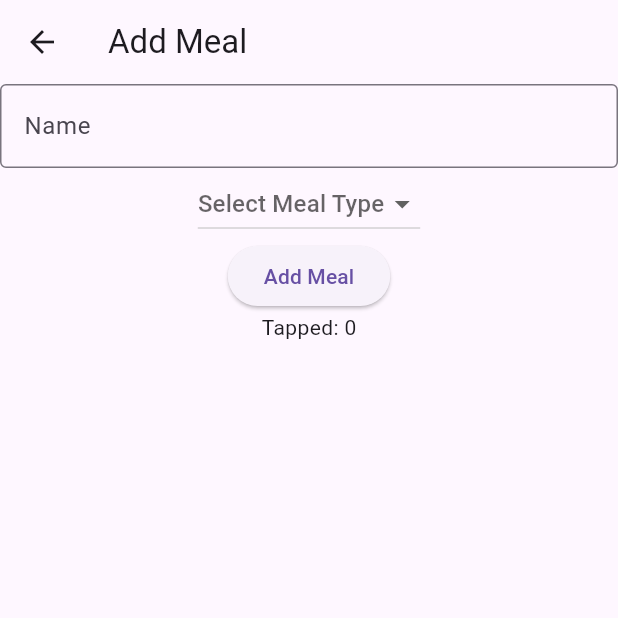
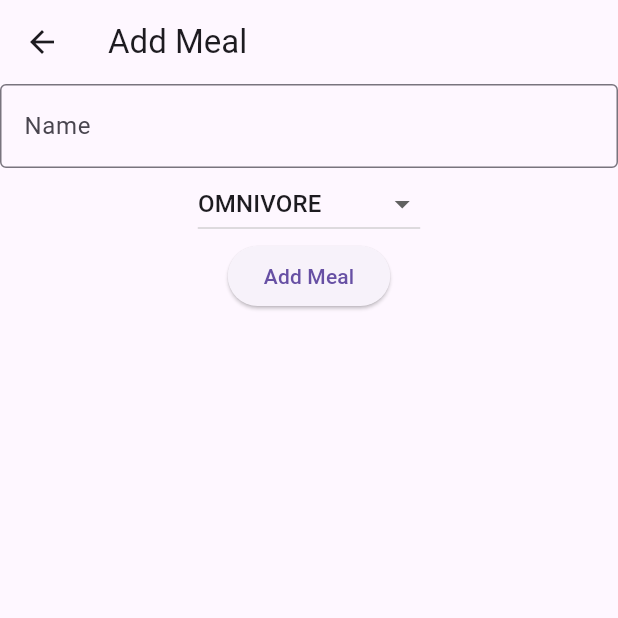
Before and after one commit to JanAppAkademie/b11_app, a Flutter app: the screen it shows once a user with an empty profile is signed in, after a tap on the "add" icon, on a phone screen of 412 x 824 dp, the top half of it. Run offline on Flutter 3.47's test engine with Material 3 defaults, Android fonts, the phone set to English and light mode, and no system bars; our stand-ins replace cloud_firestore, firebase_auth, firebase_core, flutter_bloc, google_sign_in; accounts and stored records are empty.

Commit message:
AddMealBloc

```diff
--- /dev/null
+++ b/lib/features/home/presentation/bloc/add_meal/add_meal_bloc.dart
@@ -0,0 +1,28 @@
+import 'package:b11_app/features/home/data/firestore_repo.dart';
+import 'package:b11_app/features/home/domain/meal.dart';
+import 'package:b11_app/features/home/presentation/bloc/add_meal/add_meal_event.dart';
+import 'package:b11_app/features/home/presentation/bloc/add_meal/add_meal_state.dart';
+import 'package:flutter_bloc/flutter_bloc.dart';
+
+class AddMealBloc extends Bloc<AddMealEvent, AddMealState> {
+  AddMealBloc() : super(AddMealState()) {
+    final db = FirestoreRepository();
+    on<AddMealSubmitted>((event, emit) async {
+
+
+      emit(state.copyWith(mealType: event.mealType, name: event.name));
+
+
+      await db.createMeal(
+        Meal(
+          name: event.name,
+          mealtype: MealType.values.byName(event.mealType),
+        ),
+      );
+    });
+
+    on<AddMealTypeChanged>((event, emit) {
+      emit(state.copyWith(mealType: event.mealType));
+    });
+  }
+}
--- /dev/null
+++ b/lib/features/home/presentation/bloc/add_meal/add_meal_event.dart
@@ -0,0 +1,15 @@
+import 'package:b11_app/features/home/domain/meal.dart';
+
+class AddMealEvent {}
+
+class AddMealSubmitted extends AddMealEvent {
+  AddMealSubmitted({required this.name, required this.mealType});
+
+  String name;
+  String mealType;
+}
+
+class AddMealTypeChanged extends AddMealEvent {
+  AddMealTypeChanged({required this.mealType});
+  String mealType;
+}
--- /dev/null
+++ b/lib/features/home/presentation/bloc/add_meal/add_meal_state.dart
@@ -0,0 +1,12 @@
+class AddMealState {
+  String mealType;
+  String name;
+  AddMealState({this.mealType = "OMNIVORE", this.name = ""});
+
+  AddMealState copyWith({String? mealType, String? name}) {
+    return AddMealState(
+      mealType: mealType ?? this.mealType,
+      name: name ?? this.name,
+    );
+  }
+}
--- a/lib/features/home/presentation/pages/add_meal_page.dart
+++ b/lib/features/home/presentation/pages/add_meal_page.dart
@@ -1,5 +1,9 @@
-import 'package:b11_app/features/home/presentation/bloc/counter_bloc.dart';
-import 'package:b11_app/features/home/presentation/bloc/counter_state.dart';
+import 'package:b11_app/features/home/domain/meal.dart';
+import 'package:b11_app/features/home/presentation/bloc/add_meal/add_meal_bloc.dart';
+import 'package:b11_app/features/home/presentation/bloc/add_meal/add_meal_event.dart';
+import 'package:b11_app/features/home/presentation/bloc/add_meal/add_meal_state.dart';
+import 'package:b11_app/features/home/presentation/bloc/counter/counter_bloc.dart';
+import 'package:b11_app/features/home/presentation/bloc/counter/counter_state.dart';
 import 'package:b11_app/features/home/presentation/state/add_meal_service.dart';
 import 'package:flutter/material.dart';
 import 'package:flutter_bloc/flutter_bloc.dart';
@@ -11,6 +15,8 @@ class AddMealPage extends StatelessWidget {
 
   @override
   Widget build(BuildContext context) {
+    List<String> mealTypes = MealType.values.map((e) => e.name).toList();
+
     return Scaffold(
       appBar: AppBar(title: const Text("Add Meal")),
       body: Column(
@@ -25,39 +31,41 @@ class AddMealPage extends StatelessWidget {
                 value != null && value.isNotEmpty ? null : "Required",
           ),
 
-          Consumer<AddMealService>(
-            builder: (context, addMealService, child) {
+          BlocConsumer<AddMealBloc, AddMealState>(
+
+            listener: (context, state) {
+
+              if(state.mealType == "OMNIVORE"){
+                ScaffoldMessenger.of(context).showSnackBar(
+                  SnackBar(content: Text("Meal type is required")),
+                );
+              }
+            },
+            builder: (context, state) {
               return DropdownButton(
                 hint: Text("Select Meal Type"),
-                items: addMealService.mealTypes
+                items: mealTypes
                     .map((e) => DropdownMenuItem(value: e, child: Text(e)))
                     .toList(),
-                onChanged: (value) {
-                  addMealService.changeMealType(value!);
+                onChanged: (String? value) {
+                  context.read<AddMealBloc>().add(
+                    AddMealTypeChanged(mealType: value ?? "OMNIVORE"),
+                  );
                 },
-                value: addMealService.selectedMealType,
+                value: state.mealType,
               );
             },
           ),
           ElevatedButton(
             onPressed: () {
-              context.read<AddMealService>()
-
-
-
-
-
-              .createMeal(
-                _nameController.text,
-                context.read<AddMealService>().selectedMealType ?? "OMNIVORE",
+              context.read<AddMealBloc>().add(
+                AddMealSubmitted(
+                  name: _nameController.text,
+                  mealType: context.read<AddMealBloc>().state.mealType,
+                ),
               );
             },
             child: Text("Add Meal"),
-          ),
-          BlocBuilder<CounterBloc, CounterState>(
-            builder: (context, state) {
-              return Text("Tapped: ${state.tappedCount}");
-            },
           ),
         ],
       ),
--- a/lib/features/home/presentation/pages/main_app_page.dart
+++ b/lib/features/home/presentation/pages/main_app_page.dart
@@ -1,6 +1,6 @@
-import 'package:b11_app/features/home/presentation/bloc/counter_bloc.dart';
-import 'package:b11_app/features/home/presentation/bloc/counter_event.dart';
-import 'package:b11_app/features/home/presentation/bloc/counter_state.dart';
+import 'package:b11_app/features/home/presentation/bloc/counter/counter_bloc.dart';
+import 'package:b11_app/features/home/presentation/bloc/counter/counter_event.dart';
+import 'package:b11_app/features/home/presentation/bloc/counter/counter_state.dart';
 import 'package:b11_app/features/home/presentation/pages/add_meal_page.dart';
 import 'package:b11_app/features/home/data/firestore_repo.dart';
 import 'package:b11_app/features/home/presentation/pages/stats_page.dart';
--- a/lib/main.dart
+++ b/lib/main.dart
@@ -1,6 +1,7 @@
 import 'package:b11_app/features/auth/data/auth_service.dart';
 import 'package:b11_app/features/home/data/firestore_repo.dart';
-import 'package:b11_app/features/home/presentation/bloc/counter_bloc.dart';
+import 'package:b11_app/features/home/presentation/bloc/add_meal/add_meal_bloc.dart';
+import 'package:b11_app/features/home/presentation/bloc/counter/counter_bloc.dart';
 import 'package:b11_app/features/home/presentation/state/add_meal_service.dart';
 import 'package:cloud_firestore/cloud_firestore.dart';
 import 'package:firebase_core/firebase_core.dart';
@@ -26,6 +27,7 @@ void main() async {
         Provider<FirebaseFirestore>(create: (_) => firestore),
         ChangeNotifierProvider<AddMealService>(create: (_) => AddMealService()),
         BlocProvider<CounterBloc>(create: (_) => CounterBloc()),
+        BlocProvider<AddMealBloc>(create: (_) => AddMealBloc()),
         ChangeNotifierProvider<ThemeService>(create: (_) => ThemeService()),
       ],
       child: Consumer<ThemeService>(
```
Also changed, not shown: lib/features/home/presentation/bloc/counter/counter_bloc.dart (renamed from lib/features/home/presentation/bloc/counter_bloc.dart), lib/features/home/presentation/bloc/counter/counter_event.dart (renamed from lib/features/home/presentation/bloc/counter_event.dart), lib/features/home/presentation/bloc/counter/counter_state.dart (renamed from lib/features/home/presentation/bloc/counter_state.dart).
